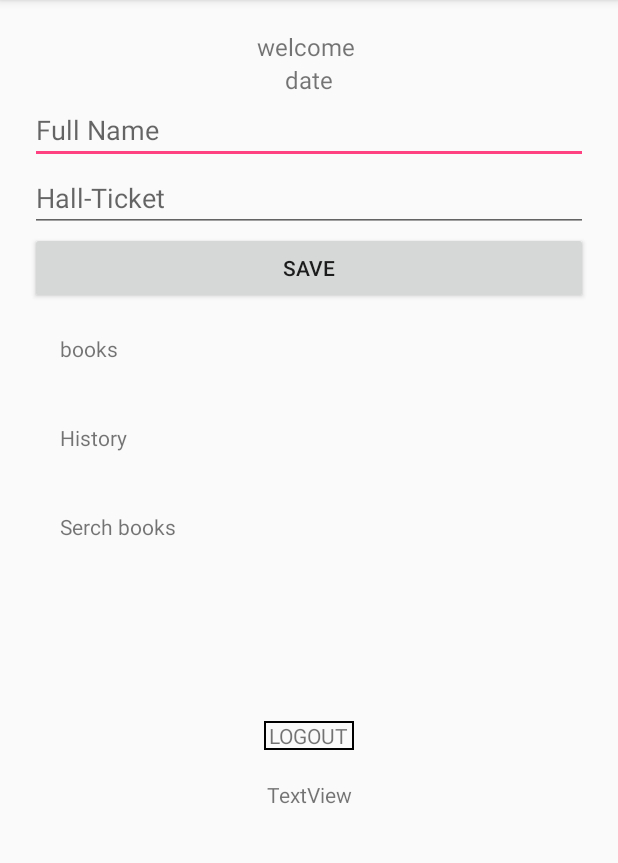
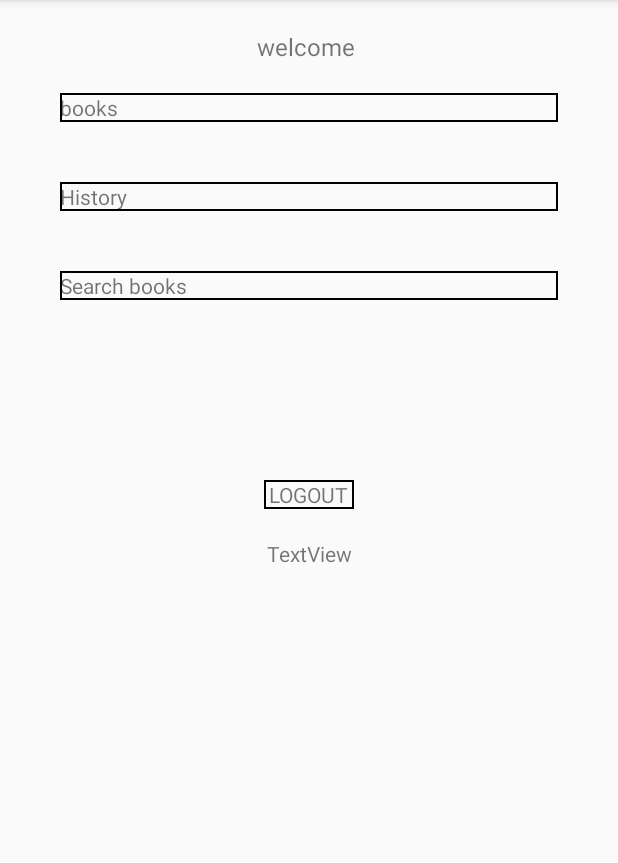
Before and after one commit to paritosh9199/LibraryManagement, an Android app: the screen it shows after launch once a user with an empty profile is signed in (UserLoginActivity), on a phone screen of 412 x 824 dp, the part 84-947 px from its top. Run offline under Robolectric (Android 15) with nearby library versions, the phone set to English and light mode, and no system bars; our stand-ins replace Firebase (no records; nobody signed in at launch, a user with empty details on screens opened directly).

```diff
--- a/app/build.gradle
+++ b/app/build.gradle
@@ -36,4 +36,6 @@ dependencies {
 
 
 
+
+
 apply plugin: 'com.google.gms.google-services'
--- a/app/src/main/AndroidManifest.xml
+++ b/app/src/main/AndroidManifest.xml
@@ -25,7 +25,9 @@
             android:name=".LoginActivity"
             android:label="Register" />
         <activity android:name=".BooksActivity" />
-        <activity android:name=".UserLoginActivity"></activity>
+        <activity android:name=".UserLoginActivity" />
+        <activity android:name=".historyActivity" />
+        <activity android:name=".searchActivity"></activity>
     </application>
 
 </manifest>
--- a/app/src/main/java/com/android/paritosh/librarymanagement/UserLoginActivity.java
+++ b/app/src/main/java/com/android/paritosh/librarymanagement/UserLoginActivity.java
@@ -58,12 +58,11 @@ public class UserLoginActivity extends AppCompatActivity implements View.OnClick
         logout = (TextView) findViewById(R.id.signoutUsr);
         valueFromUser = (TextView) findViewById(R.id.valueUsr);
         email = (TextView) findViewById(R.id.UserEmail);
-        name = (EditText) findViewById(R.id.nameUsr);
-        halltckt = (EditText) findViewById(R.id.hallUsr);
-        saveInfo = (Button) findViewById(R.id.saveUsr);
+        //name = (EditText) findViewById(R.id.nameUsr);
+        //halltckt = (EditText) findViewById(R.id.hallUsr);
+        //saveInfo = (Button) findViewById(R.id.saveUsr);
 
         logout.setOnClickListener(this);
-        saveInfo.setOnClickListener(this);
 
         firebaseAuth = FirebaseAuth.getInstance();
         database = FirebaseDatabase.getInstance();
@@ -88,9 +87,7 @@ public class UserLoginActivity extends AppCompatActivity implements View.OnClick
             startActivity(new Intent(this, AllLoginActivity.class));
         }
 
-        if (view == saveInfo) {
-            saveUserInformation();
-        }
+
     }
 
     private void saveUserInformation() {
@@ -106,5 +103,20 @@ public class UserLoginActivity extends AppCompatActivity implements View.OnClick
         Toast.makeText(this, "Information Saved", Toast.LENGTH_LONG).show();
     }
 
+    public void books(View view) {
+        Intent intent = new Intent(UserLoginActivity.this, BooksActivity.class);
+        startActivity(intent);
+    }
+
+    public void history(View view) {
+        Intent intent = new Intent(UserLoginActivity.this, historyActivity.class);
+        startActivity(intent);
+    }
+
+    public void search(View view) {
+        Intent intent = new Intent(UserLoginActivity.this, searchActivity.class);
+        startActivity(intent);
+    }
+
 
 }
--- a/app/src/main/res/layout/activity_user_login.xml
+++ b/app/src/main/res/layout/activity_user_login.xml
@@ -16,56 +16,33 @@
         android:id="@+id/UserEmail"
         android:text="user email" />
 
-    <TextView
-        android:layout_width="match_parent"
-        android:layout_height="wrap_content"
-        android:textSize="16dp"
-        android:gravity="center"
-        android:id="@+id/Date"
-        android:text="date" />
-
-    <EditText
-        android:id="@+id/nameUsr"
-        android:layout_width="match_parent"
-        android:layout_height="wrap_content"
-        android:ems="10"
-        android:inputType="textPersonName"
-        android:hint="Full Name" />
-
-    <EditText
-        android:id="@+id/hallUsr"
-        android:layout_width="match_parent"
-        android:layout_height="wrap_content"
-        android:ems="10"
-        android:inputType="textPersonName"
-        android:hint="Hall-Ticket " />
-
-    <Button
-        android:id="@+id/saveUsr"
-        android:layout_width="match_parent"
-        android:layout_height="wrap_content"
-        android:text="SAVE" />
 
     <TextView
         android:id="@+id/textView4"
         android:layout_width="match_parent"
         android:layout_height="wrap_content"
+        android:background="@drawable/selector"
         android:layout_margin="20dp"
+        android:onClick="books"
         android:text="books" />
 
     <TextView
         android:id="@+id/textView3"
         android:layout_width="match_parent"
         android:layout_margin="20dp"
+        android:background="@drawable/selector"
         android:layout_height="wrap_content"
+        android:onClick="history"
         android:text="History" />
 
     <TextView
         android:id="@+id/textView2"
         android:layout_width="match_parent"
         android:layout_margin="20dp"
+        android:background="@drawable/selector"
+        android:onClick="search"
         android:layout_height="wrap_content"
-        android:text="Serch books" />
+        android:text="Search books" />
 
     <LinearLayout
         android:layout_width="match_parent"
```
Also changed, not shown: app/src/main/java/com/android/paritosh/librarymanagement/historyActivity.java (added, +13 -0 lines), app/src/main/java/com/android/paritosh/librarymanagement/searchActivity.java (added, +13 -0 lines), app/src/main/res/layout/activity_history.xml (added, +9 -0 lines), app/src/main/res/layout/activity_search.xml (added, +9 -0 lines).
